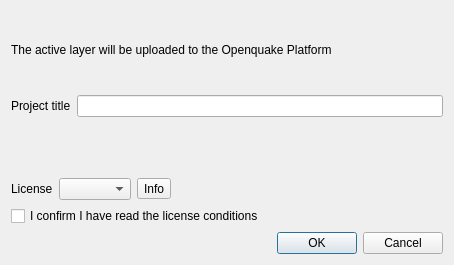
Before: the Qt Designer form ui/ui_upload_settings.ui in gem/oq-irmt-qgis, drawn with Qt 5.
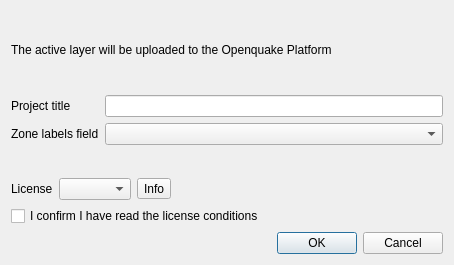
After: the same form once the commit is applied.

Commit message: Force selecting the field containing the zone label, before uploading to the Platform

Patch:
```diff
--- a/ui/ui_upload_settings.ui
+++ b/ui/ui_upload_settings.ui
@@ -36,6 +36,16 @@
      <item row="0" column="1">
       <widget class="QLineEdit" name="title_le"/>
      </item>
+     <item row="1" column="0">
+      <widget class="QLabel" name="label">
+       <property name="text">
+        <string>Zone labels field</string>
+       </property>
+      </widget>
+     </item>
+     <item row="1" column="1">
+      <widget class="QComboBox" name="zone_label_field_cbx"/>
+     </item>
     </layout>
    </item>
    <item>
```
The commit also changes 3 other files.
